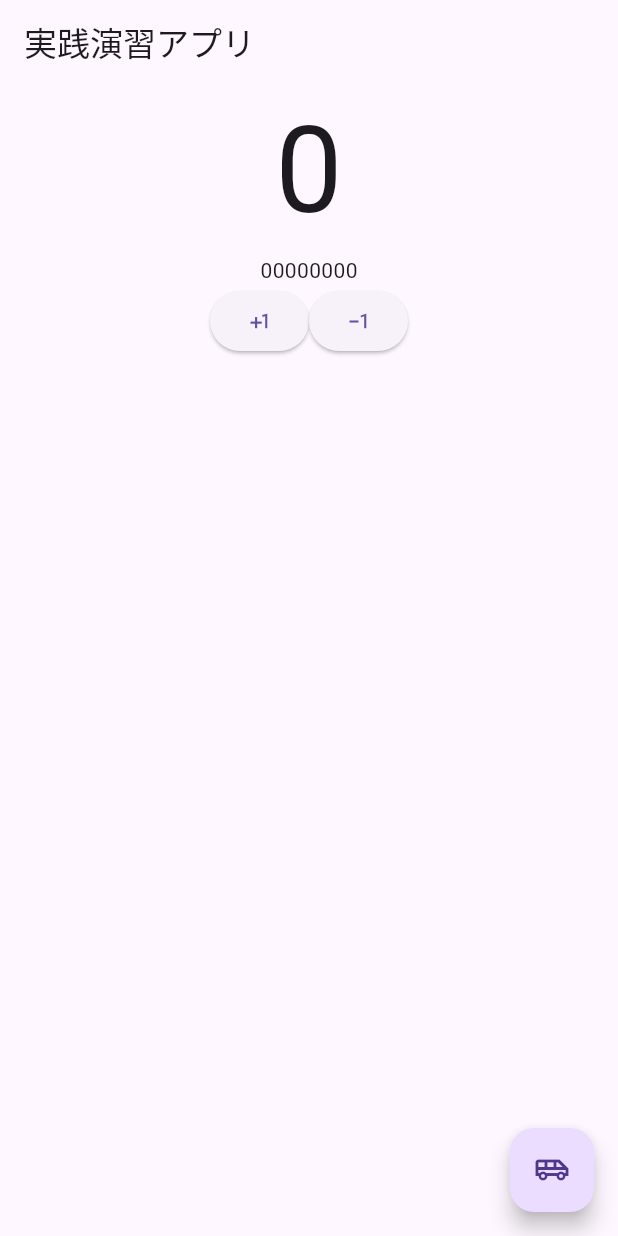
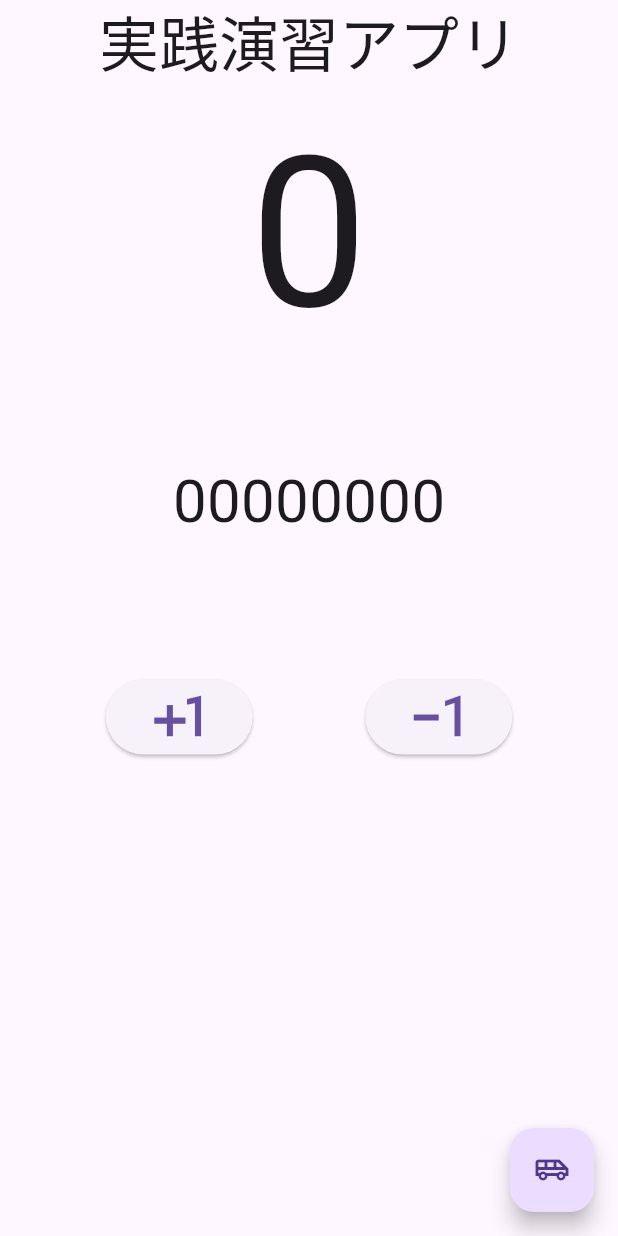
Before and after one commit to yumachin/flutter_application_1, a Flutter app: the screen it shows after launch, after a tap on the "plus one" icon, after a tap on the "exposure minus 1" icon, after a tap on the "airport shuttle" icon, on a phone screen of 412 x 824 dp. Run offline on Flutter 3.47's test engine with Material 3 defaults, Android fonts, the phone set to English and light mode, and no system bars.

Commit message:
change_layout

```diff
--- a/lib/main.dart
+++ b/lib/main.dart
@@ -1,4 +1,7 @@
+import 'package:flutter/cupertino.dart';
 import 'package:flutter/material.dart';
+import 'package:flutter/rendering.dart';
+import 'package:flutter/widgets.dart';
 
 void main() {
   runApp(const MyApp2());
@@ -8,6 +11,7 @@ void main() {
 class MyApp2 extends StatelessWidget {
   const MyApp2({super.key});
   @override
+
   Widget build(BuildContext context) {
     return MaterialApp(
       title: "実践演習アプリ",
@@ -19,6 +23,7 @@ class MyApp2 extends StatelessWidget {
 class MyHome extends StatefulWidget{
   const MyHome({super.key});
   @override
+
   _MyHomeState createState() {
     return _MyHomeState();
   }
@@ -28,19 +33,37 @@ class MyHome extends StatefulWidget{
 class _MyHomeState extends State<MyHome> {
   int count = 0;
   @override
+
   Widget build(BuildContext context) {
     return Scaffold(
-        appBar: AppBar(title: Text("実践演習アプリ")),
+        appBar: AppBar(
+
+          //<h1>的な感じ
+          title: Text("実践演習アプリ", style: TextStyle(fontSize: 40),),
+          centerTitle: true,
+        ),
+
+        //リセットボタン作成
         floatingActionButton: FloatingActionButton(
-          onPressed: () => {
-            setState(() {
-              count = 0;
-            })
-          }, child: Icon(Icons.airport_shuttle_outlined)),
+          onPressed: () {
+            setState(() =>
+              count = 0
+            );
+          },
+          child: Icon(Icons.airport_shuttle_outlined)),
 
+        //ボディー開始
         body: Column(
+
           children: [
-            Text("$count", style: TextStyle(fontSize: 80)),
+
+            //カウント値表示
+            Text("$count", style: TextStyle(fontSize: 140)),
+
+            //カウント値と2進数間にスペース設置
+            SizedBox(height: 50,),
+
+            //２進数表記
             Row(
               mainAxisAlignment: MainAxisAlignment.center,
               children: [
@@ -54,25 +77,37 @@ class _MyHomeState extends State<MyHome> {
                 BinDigit()
               ],
             ),
+
+            //2進数とボタン間にスペース設置
+            SizedBox(height: 90,),
+
+            //増減ボタン作成
             Row(
               mainAxisAlignment: MainAxisAlignment.center,
               children: [
+
+                //+ボタン
                 ElevatedButton(
                   onPressed: () {
-                  setState(() {
-                    count ++;
-                  });
+                    setState(() {count ++;});
                   },
-                  child: Icon(Icons.plus_one)),
+                  child: Icon(Icons.plus_one, size: 50),
+                ),
 
+                //ボタン間にスペース追加
+                SizedBox(width: 75,),
+
+                //－ボタン
                 ElevatedButton(
                   onPressed: () {
                     setState(() => count --);
                   },
-                  child: Icon(Icons.exposure_minus_1)),
-            ],
-          )
-        ],)
+                  child: Icon(Icons.exposure_minus_1, size: 50,)
+                ),
+              ],
+            )
+          ],
+        )
       );
   }
 }
@@ -80,9 +115,13 @@ class _MyHomeState extends State<MyHome> {
 
 class BinDigit extends StatelessWidget {
   const BinDigit({super.key});
-
   @override
   Widget build(BuildContext context) {
-    return Text("0");
+    return Text(
+      "0",
+
+      //2進数表記の数字を大きくする
+      style: TextStyle(fontSize: 40),
+    );
   }
 }
```
